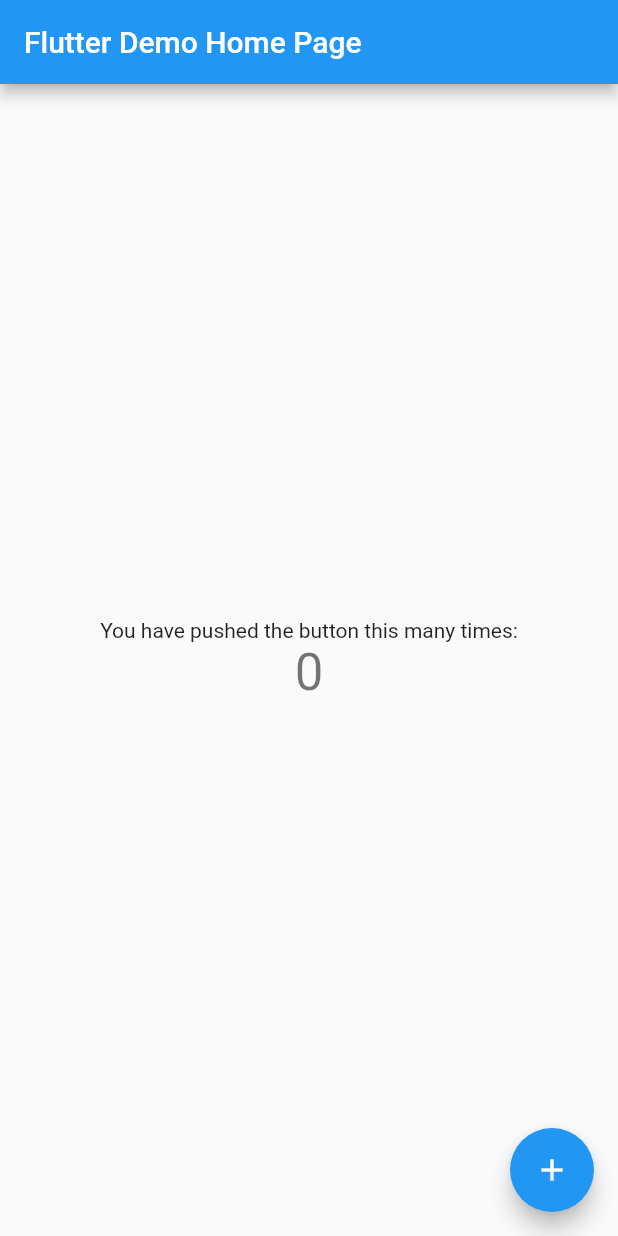
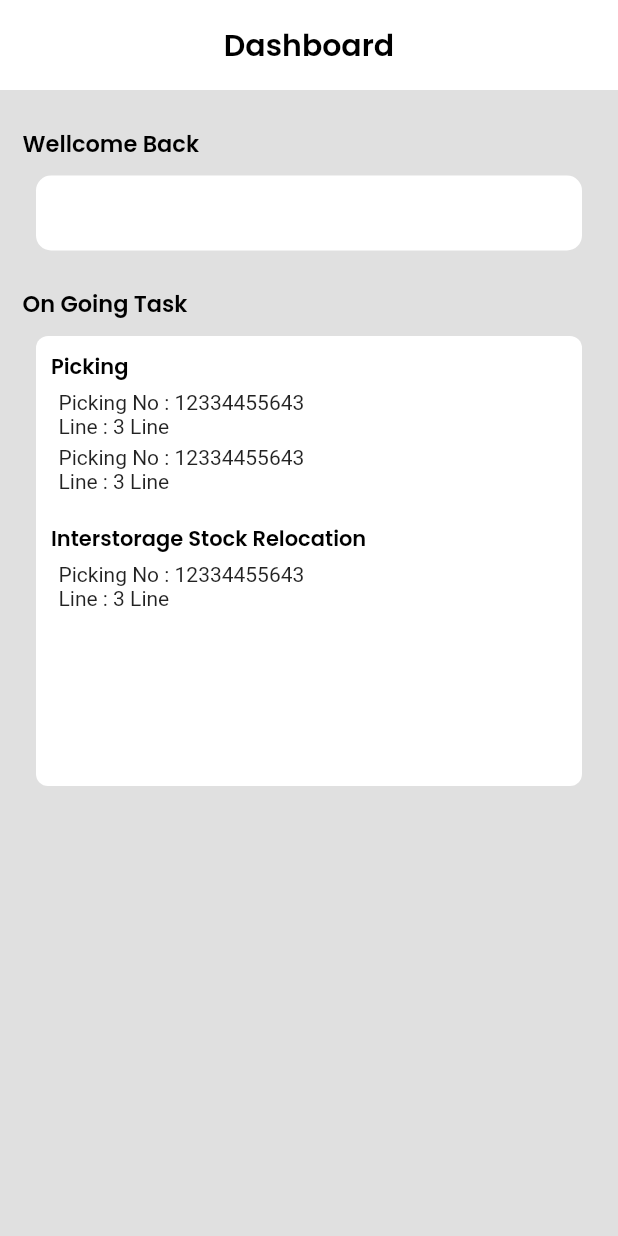
Before and after one commit to fathulaziss/asaba, a Flutter app: the screen it shows after launch, on a phone screen of 412 x 824 dp. Run offline on Flutter 3.47's test engine with Material 2 defaults, Android fonts, the phone set to English and light mode, and no system bars; our stand-ins replace google_fonts, material_design_icons_flutter, supercharged.

Commit message:
adding MainPage, SignInPage, DashboardPage

```diff
--- a/lib/main.dart
+++ b/lib/main.dart
@@ -1,3 +1,4 @@
+import 'package:asaba/ui/pages/pages.dart';
 import 'package:flutter/material.dart';
 
 void main() {
@@ -5,113 +6,11 @@ void main() {
 }
 
 class MyApp extends StatelessWidget {
-  // This widget is the root of your application.
   @override
   Widget build(BuildContext context) {
     return MaterialApp(
-      title: 'Flutter Demo',
-      theme: ThemeData(
-        // This is the theme of your application.
-        //
-        // Try running your application with "flutter run". You'll see the
-        // application has a blue toolbar. Then, without quitting the app, try
-        // changing the primarySwatch below to Colors.green and then invoke
-        // "hot reload" (press "r" in the console where you ran "flutter run",
-        // or simply save your changes to "hot reload" in a Flutter IDE).
-        // Notice that the counter didn't reset back to zero; the application
-        // is not restarted.
-        primarySwatch: Colors.blue,
-        // This makes the visual density adapt to the platform that you run
-        // the app on. For desktop platforms, the controls will be smaller and
-        // closer together (more dense) than on mobile platforms.
-        visualDensity: VisualDensity.adaptivePlatformDensity,
-      ),
-      home: MyHomePage(title: 'Flutter Demo Home Page'),
+      debugShowCheckedModeBanner: false,
+      home: MainPage(),
     );
   }
 }
-
-class MyHomePage extends StatefulWidget {
-  MyHomePage({Key key, this.title}) : super(key: key);
-
-  // This widget is the home page of your application. It is stateful, meaning
-  // that it has a State object (defined below) that contains fields that affect
-  // how it looks.
-
-  // This class is the configuration for the state. It holds the values (in this
-  // case the title) provided by the parent (in this case the App widget) and
-  // used by the build method of the State. Fields in a Widget subclass are
-  // always marked "final".
-
-  final String title;
-
-  @override
-  _MyHomePageState createState() => _MyHomePageState();
-}
-
-class _MyHomePageState extends State<MyHomePage> {
-  int _counter = 0;
-
-  void _incrementCounter() {
-    setState(() {
-      // This call to setState tells the Flutter framework that something has
-      // changed in this State, which causes it to rerun the build method below
-      // so that the display can reflect the updated values. If we changed
-      // _counter without calling setState(), then the build method would not be
-      // called again, and so nothing would appear to happen.
-      _counter++;
-    });
-  }
-
-  @override
-  Widget build(BuildContext context) {
-    // This method is rerun every time setState is called, for instance as done
-    // by the _incrementCounter method above.
-    //
-    // The Flutter framework has been optimized to make rerunning build methods
-    // fast, so that you can just rebuild anything that needs updating rather
-    // than having to individually change instances of widgets.
-    return Scaffold(
-      appBar: AppBar(
-        // Here we take the value from the MyHomePage object that was created by
-        // the App.build method, and use it to set our appbar title.
-        title: Text(widget.title),
-      ),
-      body: Center(
-        // Center is a layout widget. It takes a single child and positions it
-        // in the middle of the parent.
-        child: Column(
-          // Column is also a layout widget. It takes a list of children and
-          // arranges them vertically. By default, it sizes itself to fit its
-          // children horizontally, and tries to be as tall as its parent.
-          //
-          // Invoke "debug painting" (press "p" in the console, choose the
-          // "Toggle Debug Paint" action from the Flutter Inspector in Android
-          // Studio, or the "Toggle Debug Paint" command in Visual Studio Code)
-          // to see the wireframe for each widget.
-          //
-          // Column has various properties to control how it sizes itself and
-          // how it positions its children. Here we use mainAxisAlignment to
-          // center the children vertically; the main axis here is the vertical
-          // axis because Columns are vertical (the cross axis would be
-          // horizontal).
-          mainAxisAlignment: MainAxisAlignment.center,
-          children: <Widget>[
-            Text(
-              'You have pushed the button this many times:',
-            ),
-            Text(
-              '$_counter',
-              style: Theme.of(context).textTheme.headline4,
-            ),
-          ],
-        ),
-      ),
-      floatingActionButton: FloatingActionButton(
-        onPressed: _incrementCounter,
-        tooltip: 'Increment',
-        child: Icon(Icons.add),
-      ), // This trailing comma makes auto-formatting nicer for build methods.
-    );
-  }
-}
--- /dev/null
+++ b/lib/ui/pages/dashboard_page.dart
@@ -0,0 +1,144 @@
+part of 'pages.dart';
+
+class DashboardPage extends StatelessWidget {
+  @override
+  Widget build(BuildContext context) {
+    return Column(
+      children: [
+        // Header
+        Container(
+          width: double.infinity,
+          height: 60,
+          color: Colors.white,
+          child: Center(
+            child: Text(
+              "Dashboard",
+              style: GoogleFonts.poppins(
+                  color: Colors.black,
+                  fontSize: 20,
+                  fontWeight: FontWeight.w600),
+            ),
+          ),
+        ),
+        // BODY
+        Column(
+          crossAxisAlignment: CrossAxisAlignment.start,
+          children: [
+            Container(
+              margin: EdgeInsets.fromLTRB(15, 24, 24, 10),
+              child: Text(
+                "Wellcome Back",
+                style: GoogleFonts.poppins(
+                    color: Colors.black,
+                    fontSize: 15,
+                    fontWeight: FontWeight.w600),
+              ),
+            ),
+            Container(
+              width: double.infinity,
+              height: 50,
+              margin: EdgeInsets.symmetric(horizontal: 24),
+              decoration: BoxDecoration(
+                borderRadius: BorderRadius.circular(10),
+                color: Colors.white,
+              ),
+            ),
+            Container(
+              margin: EdgeInsets.fromLTRB(15, 24, 24, 10),
+              child: Text(
+                "On Going Task",
+                style: GoogleFonts.poppins(
+                    color: Colors.black,
+                    fontSize: 15,
+                    fontWeight: FontWeight.w600),
+              ),
+            ),
+            Container(
+              width: double.infinity,
+              height: 300,
+              margin: EdgeInsets.symmetric(horizontal: 24),
+              decoration: BoxDecoration(
+                borderRadius: BorderRadius.circular(8),
+                color: Colors.white,
+              ),
+              child: ListView(
+                children: [
+                  Column(
+                    crossAxisAlignment: CrossAxisAlignment.start,
+                    children: [
+                      Container(
+                        margin: EdgeInsets.fromLTRB(10, 10, 10, 5),
+                        child: Text(
+                          "Picking",
+                          style: GoogleFonts.poppins(
+                              color: Colors.black,
+                              fontSize: 14,
+                              fontWeight: FontWeight.w600),
+                        ),
+                      ),
+                      Container(
+                        margin: EdgeInsets.symmetric(horizontal: 15),
+                        child: Column(
+                          crossAxisAlignment: CrossAxisAlignment.start,
+                          children: [
+                            Container(
+                              margin: EdgeInsets.only(bottom: 5),
+                              child: Column(
+                                crossAxisAlignment: CrossAxisAlignment.start,
+                                children: [
+                                  Text("Picking No : 12334455643"),
+                                  Text("Line : 3 Line")
+                                ],
+                              ),
+                            ),
+                            Container(
+                              child: Column(
+                                crossAxisAlignment: CrossAxisAlignment.start,
+                                children: [
+                                  Text("Picking No : 12334455643"),
+                                  Text("Line : 3 Line")
+                                ],
+                              ),
+                            ),
+                          ],
+                        ),
+                      ),
+                      Container(
+                        margin: EdgeInsets.fromLTRB(10, 20, 10, 5),
+                        child: Text(
+                          "Interstorage Stock Relocation",
+                          style: GoogleFonts.poppins(
+                              color: Colors.black,
+                              fontSize: 14,
+                              fontWeight: FontWeight.w600),
+                        ),
+                      ),
+                      Container(
+                        margin: EdgeInsets.symmetric(horizontal: 15),
+                        child: Column(
+                          crossAxisAlignment: CrossAxisAlignment.center,
+                          children: [
+                            Container(
+                              margin: EdgeInsets.only(bottom: 5),
+                              child: Column(
+                                crossAxisAlignment: CrossAxisAlignment.start,
+                                children: [
+                                  Text("Picking No : 12334455643"),
+                                  Text("Line : 3 Line")
+                                ],
+                              ),
+                            ),
+                          ],
+                        ),
+                      ),
+                    ],
+                  ),
+                ],
+              ),
+            ),
+          ],
+        )
+      ],
+    );
+  }
+}
--- /dev/null
+++ b/lib/ui/pages/main_page.dart
@@ -0,0 +1,35 @@
+part of 'pages.dart';
+
+class MainPage extends StatefulWidget {
+  @override
+  _MainPageState createState() => _MainPageState();
+}
+
+class _MainPageState extends State<MainPage> {
+  @override
+  Widget build(BuildContext context) {
+    return Scaffold(
+      backgroundColor: "2C1F63".toColor(),
+      body: Stack(
+        children: [
+          SafeArea(
+            child: Container(
+              color: Colors.grey[300],
+            ),
+          ),
+          SafeArea(
+            child: PageView(
+              children: [
+                DashboardPage(),
+                //TODO : History Page
+                //TODO : Activity Page
+                //TODO : Message Page
+                //TODO : Profile Page
+              ],
+            ),
+          ),
+        ],
+      ),
+    );
+  }
+}
--- /dev/null
+++ b/lib/ui/pages/pages.dart
@@ -0,0 +1,9 @@
+import 'package:flutter/cupertino.dart';
+import 'package:flutter/material.dart';
+import 'package:google_fonts/google_fonts.dart';
+import 'package:material_design_icons_flutter/material_design_icons_flutter.dart';
+import 'package:supercharged/supercharged.dart';
+
+part 'sign_in_page.dart';
+part 'dashboard_page.dart';
+part 'main_page.dart';
```
Also changed, not shown: lib/ui/pages/sign_in_page.dart (added, +140 -0 lines), pubspec.yaml (+6 -13 lines), assets/logo.png (added), 2 other files.
